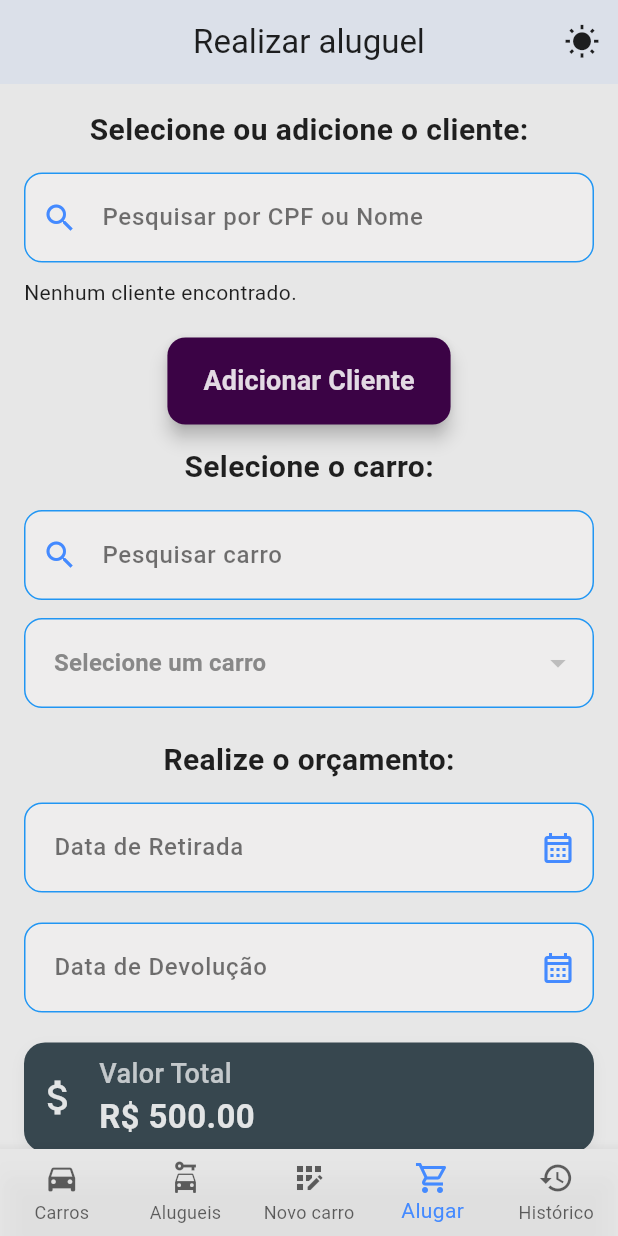
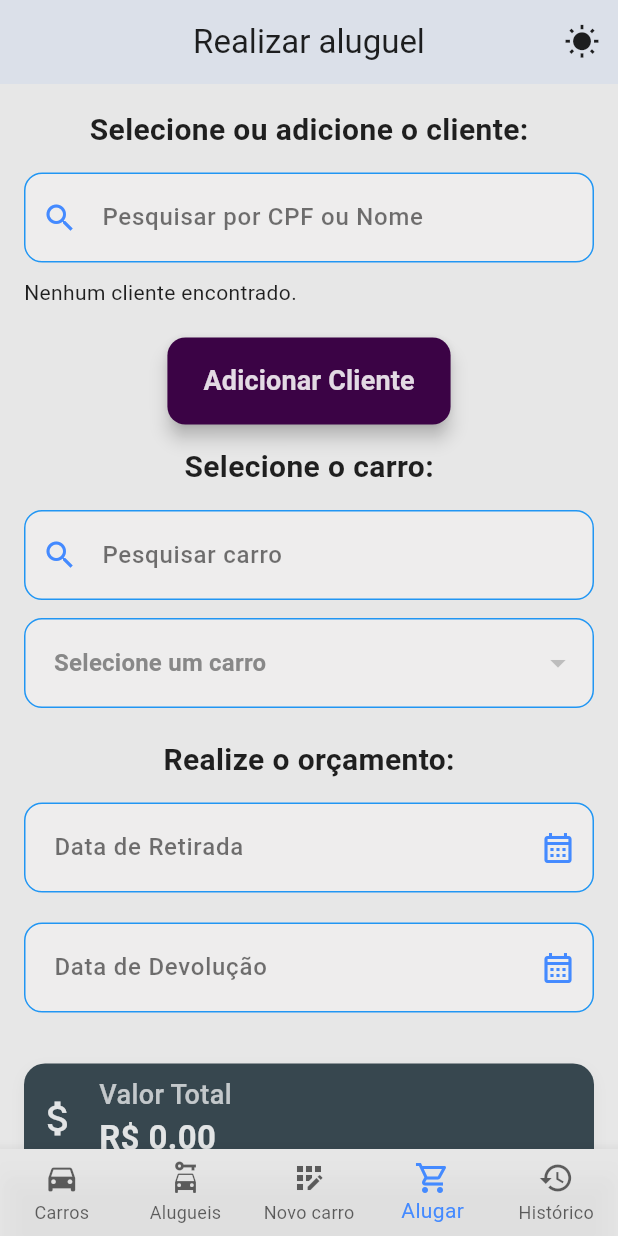
Before and after one commit to DouglaSantos777/ConnectCar, a Flutter app: the screen it shows after launch, item 4 of the bottom bar chosen, on a phone screen of 412 x 824 dp. Run offline on Flutter 3.47's test engine with Material 3 defaults, Android fonts, the phone set to English and light mode, and no system bars; our stand-ins replace drift, fl_chart, flutter_riverpod, hive, hive_flutter, image_picker; accounts and stored records are empty; generated files the repository leaves out were written again.

Commit message:
feat: calculo de orçamento completo

```diff
--- a/lib/screens/realizar_aluguel_screen.dart
+++ b/lib/screens/realizar_aluguel_screen.dart
@@ -1,4 +1,5 @@
 import 'package:connectcar/riverpod/clientes_notifier.dart';
+import 'package:connectcar/riverpod/providers.dart';
 import 'package:connectcar/riverpod/rents_notifier.dart';
 import 'package:connectcar/widgets/alugueis/orcamento.dart';
 import 'package:connectcar/widgets/botao_insercao.dart';
@@ -21,6 +22,7 @@ class RealizarAluguelScreen extends ConsumerStatefulWidget {
 class RealizarAluguelScreenState extends ConsumerState<RealizarAluguelScreen> {
   String? clienteSelecionado;
   String? carroSelecionado;
+  double? precoPorDiaCarroSelecionado;
 
   final _dataRetiradaController = TextEditingController();
   final _dataDevolucaoController = TextEditingController();
@@ -28,6 +30,8 @@ class RealizarAluguelScreenState extends ConsumerState<RealizarAluguelScreen> {
   @override
   Widget build(BuildContext context) {
     final aluguels = ref.watch(rentsProvider);
+    final carrosDisponiveis = ref.watch(carProvider).cars;
+
     return Scaffold(
       appBar: const CustomAppBar(title: 'Realizar aluguel'),
       body: SingleChildScrollView(
@@ -81,12 +85,17 @@ class RealizarAluguelScreenState extends ConsumerState<RealizarAluguelScreen> {
                     onChanged: (String? newValue) {
                       setState(() {
                         carroSelecionado = newValue;
+                        final carro = carrosDisponiveis.firstWhere(
+                          (car) => car.id.toString() == carroSelecionado,
+                        );
+                        precoPorDiaCarroSelecionado = carro.priceByDay;
                       });
                     },
                   ),
                  Orcamento(
                   dataRetiradaController: _dataRetiradaController,
                   dataDevolucaoController: _dataDevolucaoController,
+                  valueCar: precoPorDiaCarroSelecionado ?? 0.0,
                 ),
                   BotaoCadastro(
                       label: 'Finalizar aluguel',
--- a/lib/widgets/alugueis/orcamento.dart
+++ b/lib/widgets/alugueis/orcamento.dart
@@ -1,16 +1,28 @@
 import 'package:connectcar/widgets/formulario/formulario_data.dart';
 import 'package:connectcar/widgets/valor_total_estilo.dart';
 import 'package:flutter/material.dart';
+import 'package:intl/intl.dart';
 
-class Orcamento extends StatelessWidget {
+class Orcamento extends StatefulWidget {
   final TextEditingController? dataRetiradaController;
   final TextEditingController? dataDevolucaoController;
+  final double valueCar;
 
   const Orcamento({
     super.key,
     this.dataRetiradaController,
     this.dataDevolucaoController,
+    required this.valueCar,
   });
+
+  @override
+  OrcamentoState createState() => OrcamentoState();
+}
+
+class OrcamentoState extends State<Orcamento> {
+
+  DateTime? dataRetirada;
+  DateTime? dataDevolucao;
 
   @override
   Widget build(BuildContext context) {
@@ -26,14 +38,40 @@ class Orcamento extends StatelessWidget {
         const SizedBox(height: 14),
         FormularioData(
           label: 'Data de Retirada',
-          controller: dataRetiradaController ?? TextEditingController(),
+          controller: widget.dataRetiradaController ?? TextEditingController(),
+          onChanged: (text) => _atualizarDataRetirada(text),
         ),
         FormularioData(
           label: 'Data de Devolução',
-          controller: dataDevolucaoController ?? TextEditingController(),
+          controller: widget.dataDevolucaoController ?? TextEditingController(),
+          onChanged: (text) => _atualizarDataDevolucao(text),
         ),
-        const ValorTotalEstilo(valorTotal: '500.00'),
+        const SizedBox(height: 14),
+        ValorTotalEstilo(valorTotal: _calcularValorTotal()),
       ],
     );
   }
+
+  void _atualizarDataRetirada(String text) {
+    setState(() {
+      dataRetirada = DateFormat('dd/MM/yyyy').parse(text);
+    });
+  }
+
+  void _atualizarDataDevolucao(String text) {
+    setState(() {
+      dataDevolucao = DateFormat('dd/MM/yyyy').parse(text);
+    });
+  }
+
+  String _calcularValorTotal() {
+    if (dataRetirada != null && dataDevolucao != null) {
+      int dias = dataDevolucao!.difference(dataRetirada!).inDays;
+      if (dias > 0) {
+        double valorTotal = dias * widget.valueCar;
+        return valorTotal.toStringAsFixed(2);
+      }
+    }
+    return '0.00';
+  }
 }
--- a/lib/widgets/formulario/formulario_data.dart
+++ b/lib/widgets/formulario/formulario_data.dart
@@ -4,12 +4,14 @@ import 'package:intl/intl.dart';
 class FormularioData extends StatefulWidget {
   final String label;
   final TextEditingController controller;
+  final Function(String)? onChanged;
 
   const FormularioData({
     super.key,
     required this.label,
-    required this.controller
-    });
+    required this.controller,
+    this.onChanged,
+  });
 
   @override
   FormularioDataState createState() => FormularioDataState();
@@ -26,7 +28,13 @@ class FormularioDataState extends State<FormularioData> {
 
     if (picked != null && picked != DateTime.now()) {
       setState(() {
-        widget.controller.text = DateFormat('dd/MM/yyyy').format(picked);
+        final formattedDate = DateFormat('dd/MM/yyyy').format(picked);
+
+        widget.controller.text = formattedDate;
+
+        if (widget.onChanged != null) {
+          widget.onChanged!(formattedDate);
+        }
       });
     }
   }
```
Also changed, not shown: lib/widgets/carros_widgets/card_informacoes_carro.dart (+9 -2 lines), lib/widgets/formulario/formulario_carros.dart (line endings or trailing spaces).
